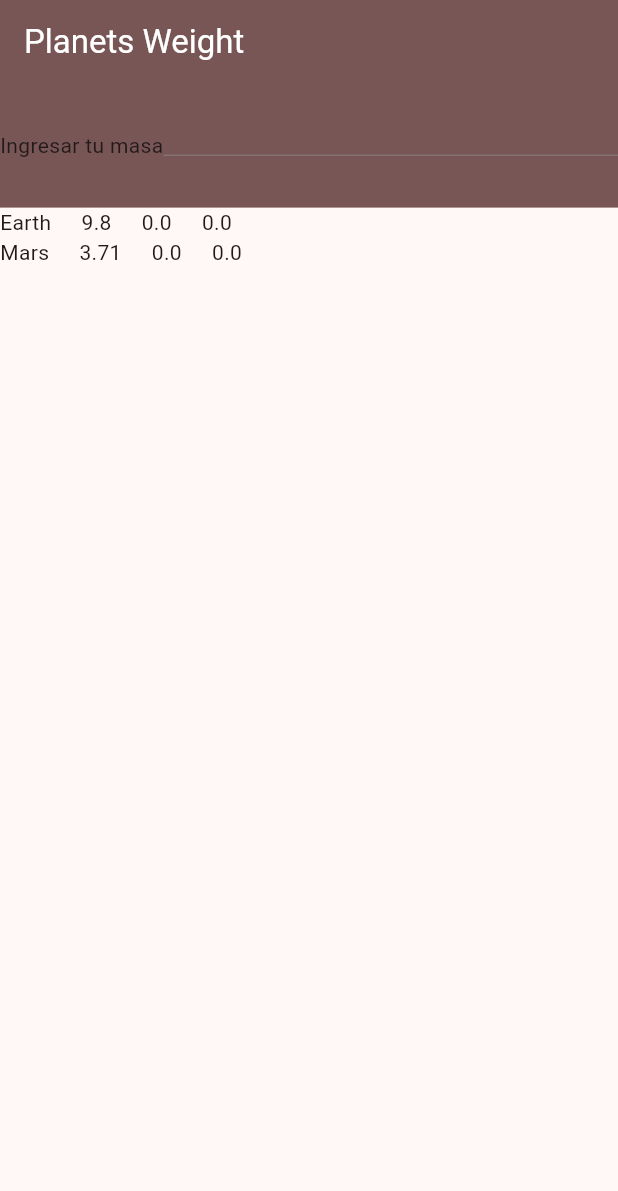
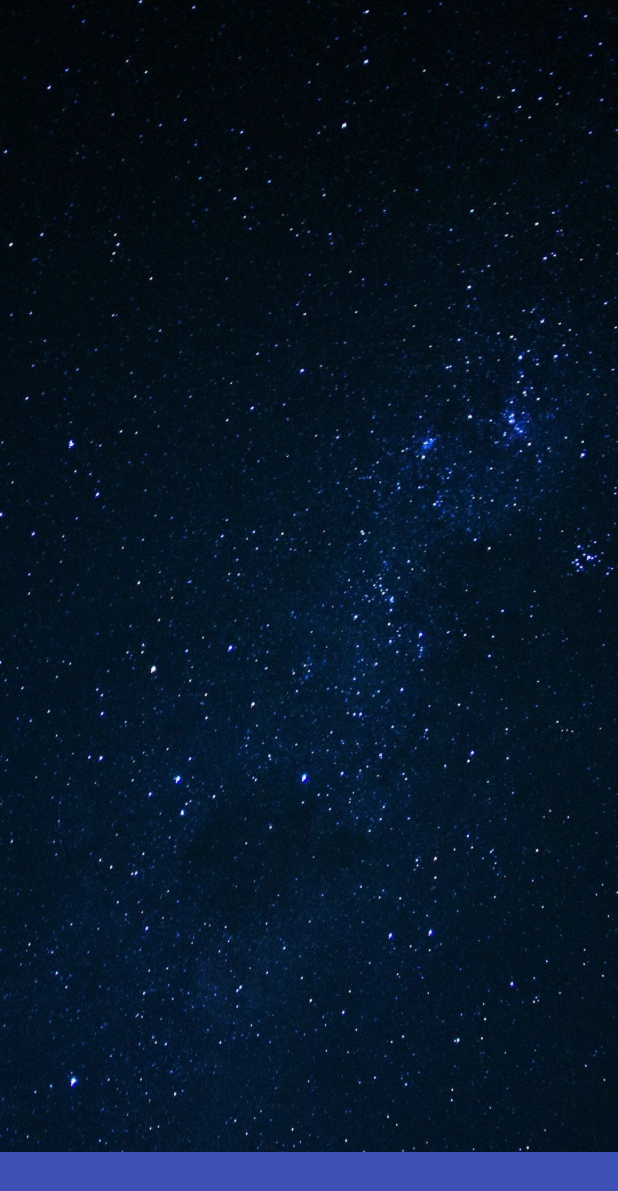
Before and after one commit to jhongo/WeightPlanerAPP, a Flutter app: the screen it shows after launch, on a phone screen of 412 x 824 dp. Shown: the top 1191 px of the screen. Run offline on Flutter 3.47's test engine with Material 2 defaults, Android fonts, the phone set to English and light mode, and no system bars.

Commit message:
Complete service NavOption

```diff
--- a/lib/main.dart
+++ b/lib/main.dart
@@ -18,7 +18,13 @@ class MyApp extends StatelessWidget {
           ),
         ChangeNotifierProvider(
           create:(context) => MarsProvider(),
-          )
+          ),
+        ChangeNotifierProvider(
+          create:(context) => MoonProvider(),
+          ),
+        ChangeNotifierProvider(
+          create:(context) => JupiterProvider(),
+          ),
       ],
       child: MaterialApp(
         debugShowCheckedModeBanner: false,
--- a/lib/presentation/providers/home_provider.dart
+++ b/lib/presentation/providers/home_provider.dart
@@ -56,7 +56,7 @@ class MoonProvider extends ChangeNotifier implements FeaturesPlanets {
   double? weightPerson = 0;
 
   @override
-  final NamePlanet namePlanet = NamePlanet.Mars;
+  final NamePlanet namePlanet = NamePlanet.Moon;
 
   @override
   Future<void> calculateWeight(double massPerson, double weightMore ) async{
@@ -79,7 +79,7 @@ class JupiterProvider extends ChangeNotifier implements FeaturesPlanets {
   double? weightPerson = 0;
 
   @override
-  final NamePlanet namePlanet = NamePlanet.Mars;
+  final NamePlanet namePlanet = NamePlanet.Jupiter;
 
   @override
   Future<void> calculateWeight(double massPerson, double weightMore ) async{
--- a/lib/presentation/screens/home_screen.dart
+++ b/lib/presentation/screens/home_screen.dart
@@ -1,5 +1,6 @@
 import 'package:flutter/material.dart';
 import 'package:planet_app/presentation/providers/home_provider.dart';
+import 'package:planet_app/presentation/widgets/shared/nav_options_items.dart';
 import 'package:provider/provider.dart';
 
 class HomeScreen extends StatelessWidget {
@@ -13,67 +14,37 @@ class HomeScreen extends StatelessWidget {
 
     final earth = context.watch<HomeProvider>();
     final mars = context.watch<MarsProvider>();
+    final moon = context.watch<MoonProvider>();
+    final jupiter = context.watch<JupiterProvider>();
 
     return Scaffold(
-        appBar: AppBar(
-          title: const Text(
-            'Planets Weight',
-            style: TextStyle(color: Colors.white),
-          ),
-          backgroundColor: colors.secondary,
-        ),
         body: Container(
-            width: widht,
-            height: height,
-            child: Column(
+            width: double.infinity,
+            height: double.infinity,
+            decoration: decorationHome(),
+            child: Stack(
               children: [
-                Container(
-                  width: widht,
-                  height: height * 0.1,
-                  color: colors.secondary,
-                  child: Row(
-                    children: [
-                      const Text('Ingresar tu masa'),
-                      Expanded(
-                        child: Container(
-                          width: widht,
-                          height: height,
-                          child:  TextFormField(
-                            onFieldSubmitted: (value) {
-                              earth.calculateWeight(double.parse(value), 0 );
-                              mars.calculateWeight(double.parse(value), earth.weightPerson!);
-                              print(value);
-                            },
-                        ),
-                        ),
-                      )
-                    ],
-                  ),
+                PageView(
+                  children: [],
                 ),
 
-                Row(
-                  children: [
-                    Text('${earth.namePlanet.name}'),
-                    const SizedBox(width: 20,),
-                    Text('${earth.gravityPlanet}'),
-                    const SizedBox(width: 20,),
-                    Text('${earth.massPerson}'),
-                    const SizedBox(width: 20,),
-                    Text('${earth.weightPerson}'),
-                  ],
-                ),
-                Row(
-                  children: [
-                    Text('${mars.namePlanet.name}'),
-                    const SizedBox(width: 20,),
-                    Text('${mars.gravityPlanet}'),
-                    const SizedBox(width: 20,),
-                    Text('${mars.massPerson}'),
-                    const SizedBox(width: 20,),
-                    Text('${mars.weightPerson}'),
-                  ],
-                ),
+                const Positioned(
+                  bottom: 0,
+                  left: 0,
+                  right: 0,
+                  child: NavOptionsItems()
+                  )
               ],
-            )));
+            ),
+            ));
+  }
+
+  BoxDecoration decorationHome() {
+    return const BoxDecoration(
+              image: DecorationImage(
+                  fit: BoxFit.fill,
+                  image: AssetImage(
+                    'assets/imgs/back_home.jpg',
+                  )));
   }
 }
--- /dev/null
+++ b/lib/presentation/widgets/shared/nav_options_items.dart
@@ -0,0 +1,17 @@
+import 'package:flutter/material.dart';
+
+
+class NavOptionsItems extends StatelessWidget {
+  const NavOptionsItems({super.key});
+
+  @override
+  Widget build(BuildContext context) {
+    return Container(
+      width: double.infinity,
+      height: kToolbarHeight,
+      decoration:const BoxDecoration(
+        color: Colors.indigo
+      ),
+    );
+  }
+}
```
Also changed, not shown: lib/domain/entities/nav_options.dart (added, +21 -0 lines), lib/presentation/screens/calculate_screen.dart (added, +15 -0 lines), lib/presentation/screens/information_screen.dart (added, +15 -0 lines), lib/presentation/screens/more_screen.dart (added, +15 -0 lines), assets/imgs/back_home.jpg (added), lib/presentation/providers/navigator_provider.dart (added), 2 other files.
